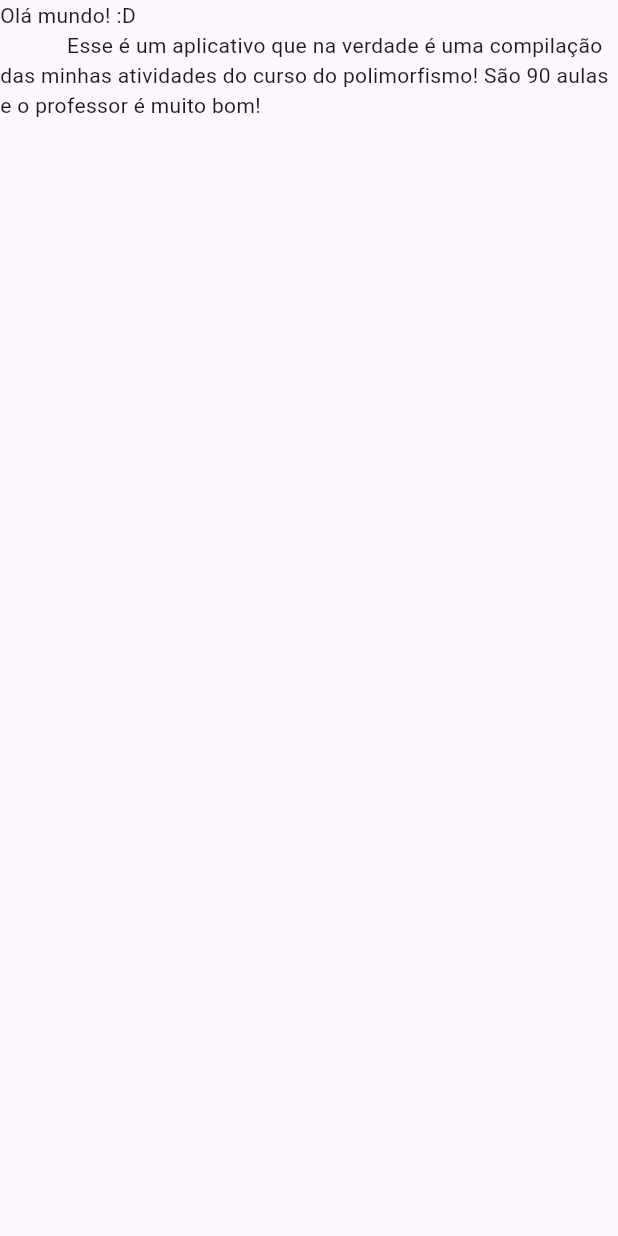
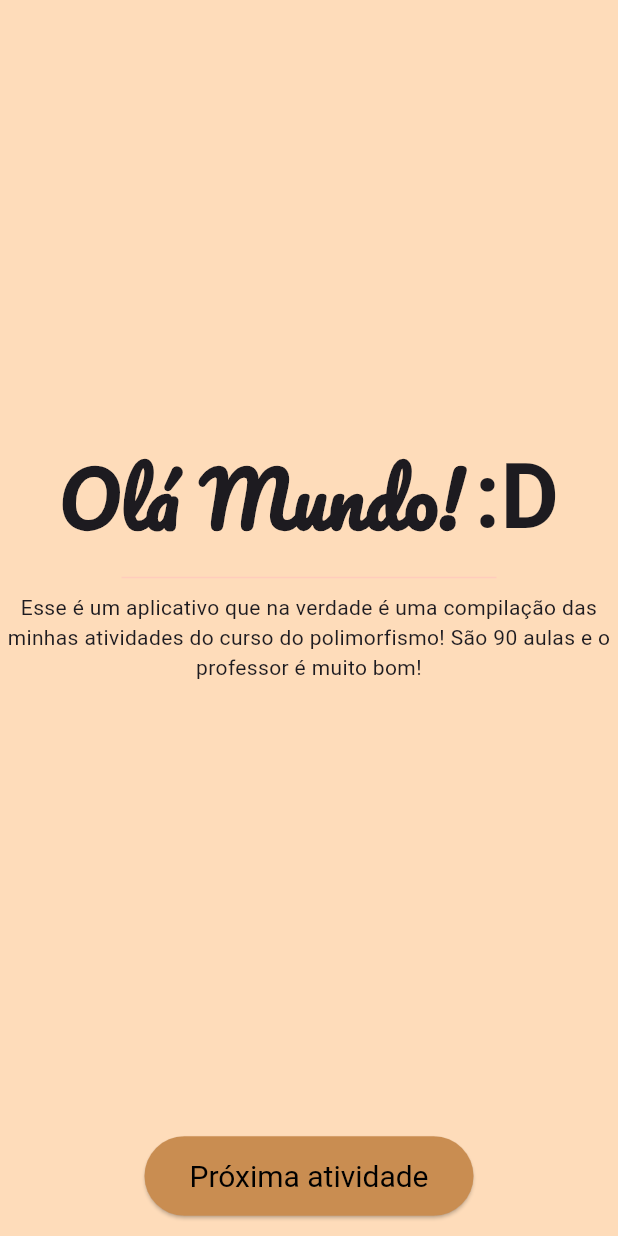
Before and after one commit to GuiSans/aprendendo, a Flutter app: the screen it shows after launch, on a phone screen of 412 x 824 dp. Run offline on Flutter 3.47's test engine with Material 3 defaults, Android fonts, the phone set to English and light mode, and no system bars.

Commit message:
mudanças: apenas melhorei a interface principal

```diff
--- a/lib/main.dart
+++ b/lib/main.dart
@@ -1,4 +1,5 @@
 import 'package:flutter/material.dart';
+import 'Atv1Apresentacao.dart';
 
 void main() {
   runApp(MeuApp());
@@ -10,14 +11,80 @@ class MeuApp extends StatelessWidget {
   @override
   Widget build(BuildContext context) {
     return MaterialApp(
-      home: Scaffold(body: SafeArea(child: Center(
-        child: Column(
-          children: <Widget>[
-            Text('''Olá mundo! :D
-            Esse é um aplicativo que na verdade é uma compilação das minhas atividades do curso do polimorfismo! São 90 aulas e o professor é muito bom!''', ),
-          ],
+      home: Scaffold(
+        backgroundColor: Color(0xFFFEDCBA),
+        body: SafeArea(
+          child: Center(
+            child: Column(
+              mainAxisAlignment: MainAxisAlignment.center,
+              children: [
+                Row(
+                  mainAxisAlignment: MainAxisAlignment.center,
+                  children: [
+                    Title(
+                      color: Color(0xFF001B24),
+                      child: Text(
+                        'Olá Mundo!',
+                        style: TextStyle(
+                          fontFamily: 'Pacifico',
+                          fontSize: 50.0,
+                          fontWeight: FontWeight.bold,
+                        ),
+                      ),
+                    ),
+                    SizedBox(width: 7),
+                    Title(
+                      color: Colors.black,
+                      child: Text(
+                        ':D',
+                        style: TextStyle(
+                          fontSize: 60.0,
+                          fontWeight: FontWeight.bold,
+                        ),
+                      ),
+                    ),
+                  ],
+                ),
+                SizedBox(
+                  height: 20.0,
+                  width: 250,
+                  child: Divider(color: Colors.deepOrange.shade100),
+                ),
+                Text(
+                  '''Esse é um aplicativo que na verdade é uma compilação das minhas atividades do curso do polimorfismo! São 90 aulas e o professor é muito bom!''',
+                  textAlign: TextAlign.center,
+                ),
+              ],
+            ),
+          ),
         ),
-      ))),
+        bottomNavigationBar: BottomAppBar(
+          color: Color(0xFFFEDCBA),
+          child: SizedBox(
+            height: 60,
+            child: Center(
+              child: ElevatedButton(
+                style: ElevatedButton.styleFrom(
+                  backgroundColor: Color.fromARGB(255, 201, 141, 81),
+                  padding:
+                      EdgeInsets.symmetric(horizontal: 30.0, vertical: 15.0),
+                  textStyle:
+                      TextStyle(fontSize: 20),
+                ),
+                onPressed: () {
+                  Navigator.push(
+                    context,
+                    MaterialPageRoute(
+                      builder: (context) => const Apresentacao(),
+                    ),
+                  );
+                },
+                child: (Text('Próxima atividade', style: TextStyle(color: Colors.black),)),
+              ),
+            ),
+          ),
+        ),
+      ),
     );
   }
 }
```
